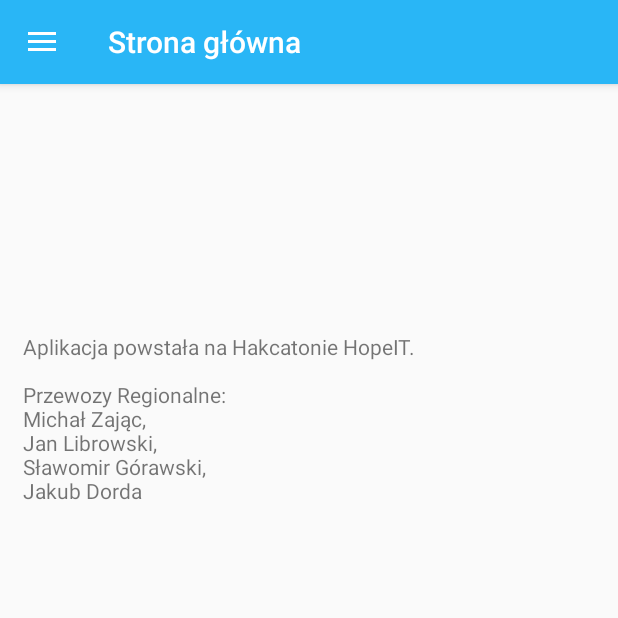
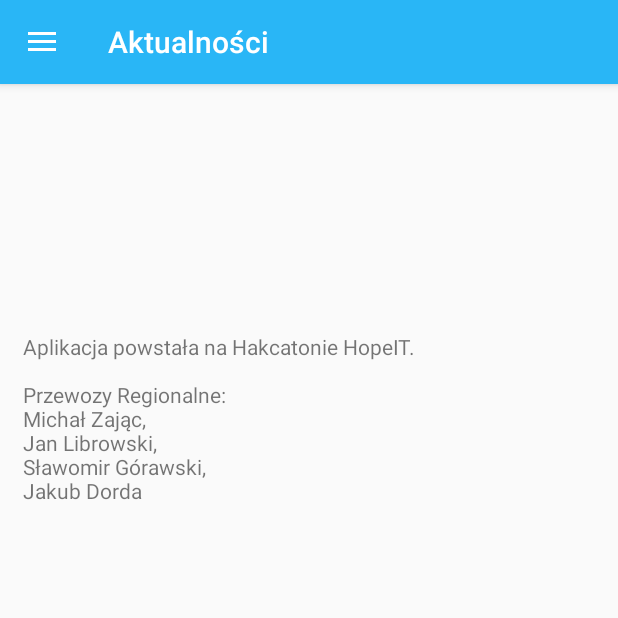
Before and after one commit to asi-pwr/hopeIT, an Android app: the fragment InfoFragment placed in its activity, on a phone screen of 412 x 824 dp, the top half of it. Run offline under Robolectric (Android 15) with nearby library versions, the phone set to English and light mode, and no system bars; our stand-ins replace ButterKnife; pictures from the network do not load; 5 statements that could not run were skipped.

Commit message:
Polished design

```diff
--- a/hopeItApp/hopeItApp/app/src/main/res/layout/item_message.xml
+++ b/hopeItApp/hopeItApp/app/src/main/res/layout/item_message.xml
@@ -2,8 +2,8 @@
 <LinearLayout xmlns:android="http://schemas.android.com/apk/res/android"
     android:layout_width="match_parent"
     android:layout_height="wrap_content"
-    android:layout_marginBottom="7dp"
-    android:layout_marginTop="7dp"
+    android:layout_marginBottom="5dp"
+    android:layout_marginTop="5dp"
     android:orientation="vertical">
 
     <LinearLayout xmlns:android="http://schemas.android.com/apk/res/android"
@@ -37,7 +37,7 @@
         android:layout_width="match_parent"
         android:layout_height="wrap_content"
         android:layout_marginTop="5dp"
-        android:layout_marginBottom="15sp"
+        android:layout_marginBottom="20dp"
         android:layout_marginEnd="10dp"
         android:textColor="@color/textSecondary"
         android:textSize="15sp"
--- a/hopeItApp/hopeItApp/app/src/main/res/values/strings.xml
+++ b/hopeItApp/hopeItApp/app/src/main/res/values/strings.xml
@@ -6,9 +6,9 @@
     <string name="navigation_drawer_close">Close navigation drawer</string>
 
 
-    <string name="menu_main">Strona główna</string>
+    <string name="menu_main">Aktualności</string>
     <string name="no_server_connection">Brak połączenia z Internetem, możesz tylko przeglądać</string>
-    <string name="title_main">Strona główna</string>
+    <string name="title_main">Aktualności</string>
     <string name="patient_place_holder">Patient placeholder</string>
     <string name="patient_picture_description">Patient picture</string>
     <string name="pomagam_button">Pomagam</string>
@@ -25,7 +25,7 @@ rService</string>
     <string name="message_title_place_holder">Title</string>
     <string name="message_date_place_holder">2137-21-37</string>
     <string name="menu_messages">Wiadomości</string>
-    <string name="title_messages">Wiadomości od fundacji</string>
+    <string name="title_messages">Wiadomości</string>
     <string name="info_image">info image</string>
     <string name="info_info">Aplikacja powstała na Hakcatonie HopeIT.\n\nPrzewozy Regionalne:\nMichał Zając,\nJan Librowski,\nSławomir Górawski,\nJakub Dorda</string>
     <string name="menu_info">Informacje</string>
```
